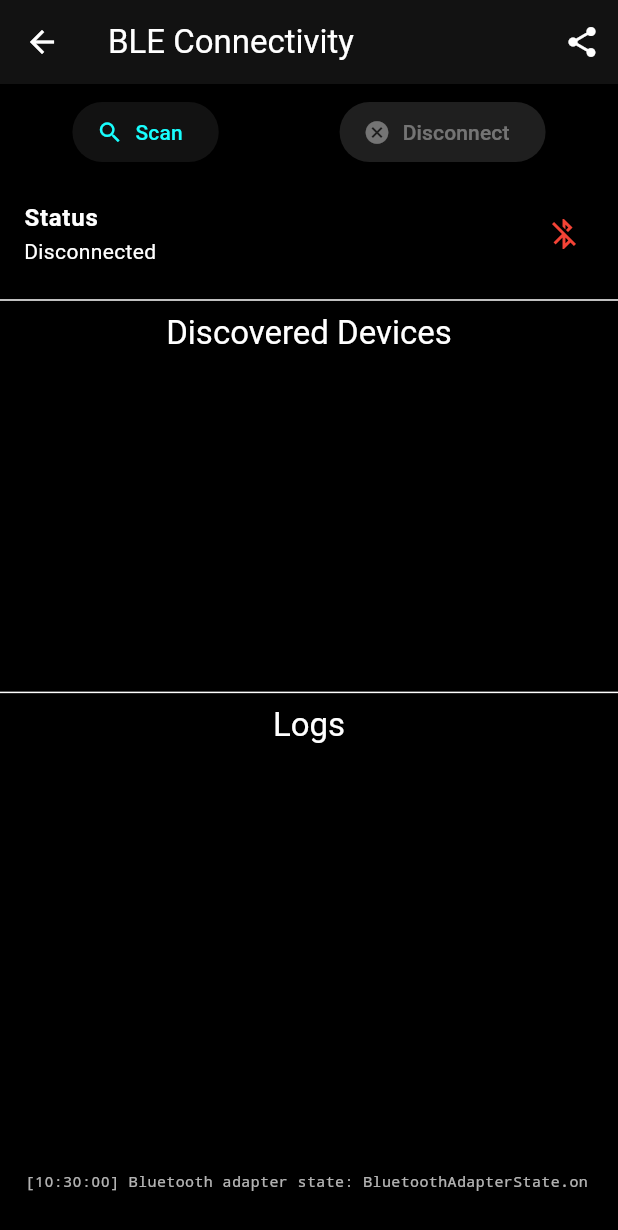
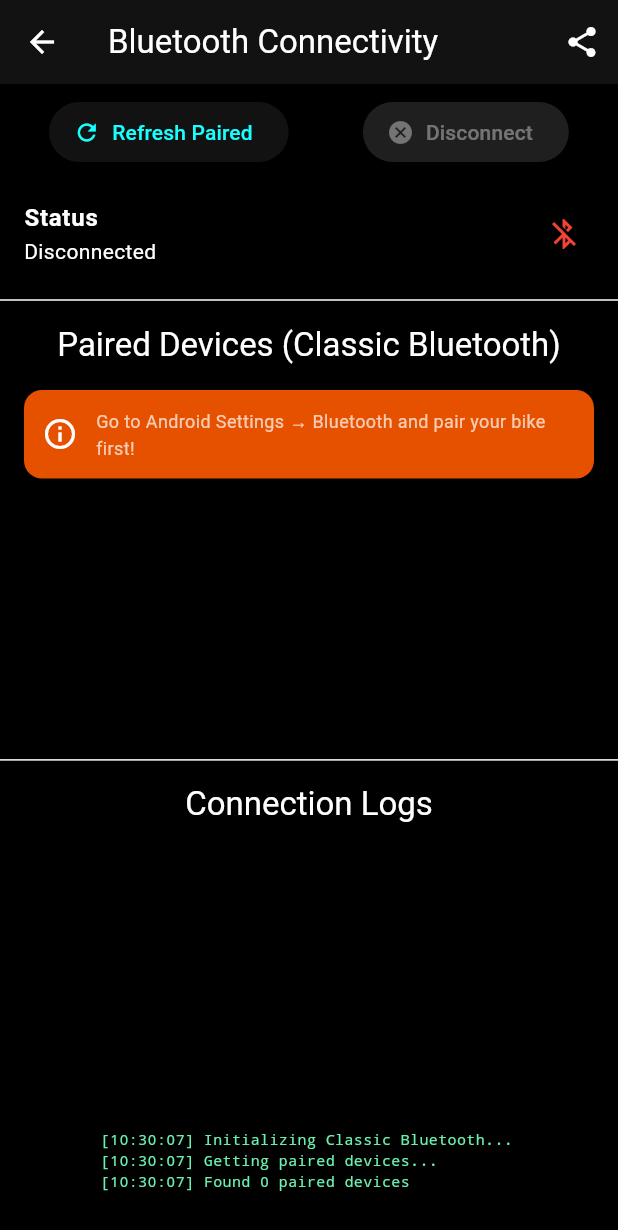
Before and after one commit to ARZY112/YezdiAdventureDashboard, a Flutter app: the ConnectivityScreen screen opened directly, on a phone screen of 412 x 824 dp. Shown: the top 1230 px of the screen. Run offline on Flutter 3.47's test engine with Material 3 defaults, Android fonts, the phone set to English and light mode, and no system bars; our stand-ins replace flutter_blue_plus, flutter_bluetooth_serial, google_maps_flutter, permission_handler.

Commit message:
Update connectivity_screen.dart

```diff
--- a/lib/screens/connectivity_screen.dart
+++ b/lib/screens/connectivity_screen.dart
@@ -1,214 +1,134 @@
 import 'package:flutter/material.dart';
-import 'package:flutter/services.dart';
 import 'package:provider/provider.dart';
-import '../utils/ble_manager.dart';
+import 'package:flutter_bluetooth_serial/flutter_bluetooth_serial.dart';
+import '../utils/classic_bt_manager.dart';
 
 class ConnectivityScreen extends StatelessWidget {
   const ConnectivityScreen({Key? key}) : super(key: key);
 
   @override
   Widget build(BuildContext context) {
-    final bleManager = Provider.of<BLEManager>(context);
+    final btManager = Provider.of<ClassicBTManager>(context);
 
     return Scaffold(
       appBar: AppBar(
-        title: const Text('BLE Connectivity'),
+        title: const Text('Bluetooth Connectivity'),
         actions: [
           IconButton(
             icon: const Icon(Icons.share),
             tooltip: "Export Logs",
-            onPressed: bleManager.exportLogs,
+            onPressed: btManager.exportLogs,
           )
         ],
       ),
       body: Column(
         children: [
-          // Scan and Disconnect Buttons
+          // Refresh and Disconnect Buttons
           Padding(
             padding: const EdgeInsets.all(8.0),
             child: Row(
               mainAxisAlignment: MainAxisAlignment.spaceAround,
               children: [
                 ElevatedButton.icon(
-                  icon: const Icon(Icons.search),
-                  label: const Text('Scan'),
-                  onPressed: bleManager.isScanning ? null : bleManager.startScan,
+                  icon: const Icon(Icons.refresh),
+                  label: const Text('Refresh Paired'),
+                  onPressed: btManager.getPairedDevices,
                 ),
                 ElevatedButton.icon(
                   icon: const Icon(Icons.cancel),
                   label: const Text('Disconnect'),
-                  onPressed: bleManager.isConnected ? bleManager.disconnectFromDevice : null,
+                  onPressed: btManager.isConnected ? btManager.disconnect : null,
                 ),
               ],
             ),
           ),
 
-          // Scanning Progress Indicator
-          if (bleManager.isScanning) const LinearProgressIndicator(),
-
           // Connection Status
           ListTile(
             title: const Text("Status", style: TextStyle(fontWeight: FontWeight.bold)),
             subtitle: Text(
-              bleManager.isConnected
-                ? "Connected to ${bleManager.connectedDevice?.platformName ?? 'Unknown'}"
+              btManager.isConnected
+                ? "Connected via Classic Bluetooth"
                 : "Disconnected"
             ),
             trailing: Icon(
-              bleManager.isConnected ? Icons.bluetooth_connected : Icons.bluetooth_disabled,
-              color: bleManager.isConnected ? Colors.green : Colors.red,
+              btManager.isConnected ? Icons.bluetooth_connected : Icons.bluetooth_disabled,
+              color: btManager.isConnected ? Colors.green : Colors.red,
             ),
           ),
 
           const Divider(),
 
-          // === NEW: Discovered Services Section ===
-          if (bleManager.isConnected && bleManager.discoveredServiceUUIDs.isNotEmpty) ...[
-            ExpansionTile(
-              leading: const Icon(Icons.storage, color: Colors.cyanAccent, size: 20),
-              title: const Text(
-                '📦 Discovered Services',
-                style: TextStyle(fontSize: 14, fontWeight: FontWeight.bold),
+          // Paired Devices Section
+          Padding(
+            padding: const EdgeInsets.all(8.0),
+            child: Text(
+              "Paired Devices (Classic Bluetooth)",
+              style: Theme.of(context).textTheme.titleLarge
             ),
-              subtitle: Text(
-                '${bleManager.discoveredServiceUUIDs.length} services',
-                style: const TextStyle(fontSize: 11),
           ),
-              initiallyExpanded: true, // Auto-expand when connected
-              children: [
-                Container(
-                  constraints: const BoxConstraints(maxHeight: 150),
-                  padding: const EdgeInsets.symmetric(horizontal: 12, vertical: 8),
-                  color: Colors.grey[900],
-                  child: ListView.builder(
-                    shrinkWrap: true,
-                    itemCount: bleManager.discoveredServiceUUIDs.length,
-                    itemBuilder: (context, index) {
-                      final uuid = bleManager.discoveredServiceUUIDs[index];
-                      return Padding(
-                        padding: const EdgeInsets.symmetric(vertical: 2),
+
+          // Info card
+          if (btManager.pairedDevices.isEmpty)
+            Card(
+              margin: const EdgeInsets.symmetric(horizontal: 16, vertical: 8),
+              color: Colors.orange.shade900,
+              child: const Padding(
+                padding: EdgeInsets.all(12),
                 child: Row(
                   children: [
-                            const Icon(Icons.circle, size: 5, color: Colors.cyanAccent),
-                            const SizedBox(width: 8),
+                    Icon(Icons.info_outline, color: Colors.white),
+                    SizedBox(width: 12),
                     Expanded(
-                              child: SelectableText(
-                                uuid,
-                                style: const TextStyle(
-                                  fontSize: 10,
-                                  fontFamily: 'monospace',
-                                ),
-                              ),
-                            ),
-                            IconButton(
-                              icon: const Icon(Icons.copy, size: 14),
-                              padding: EdgeInsets.zero,
-                              constraints: const BoxConstraints(),
-                              onPressed: () {
-                                Clipboard.setData(ClipboardData(text: uuid));
-                                ScaffoldMessenger.of(context).showSnackBar(
-                                  const SnackBar(
-                                    content: Text('Service UUID copied!'),
-                                    duration: Duration(seconds: 1),
-                                  ),
-                                );
-                              },
-                            ),
-                          ],
-                        ),
-                      );
-                    },
+                      child: Text(
+                        'Go to Android Settings → Bluetooth and pair your bike first!',
+                        style: TextStyle(fontSize: 12),
                       ),
                     ),
                   ],
                 ),
-
-            ExpansionTile(
-              leading: const Icon(Icons.list_alt, color: Colors.amberAccent, size: 20),
-              title: const Text(
-                '📝 Characteristics',
-                style: TextStyle(fontSize: 14, fontWeight: FontWeight.bold),
-              ),
-              subtitle: Text(
-                '${bleManager.discoveredCharacteristicUUIDs.length} characteristics',
-                style: const TextStyle(fontSize: 11),
-              ),
-              initiallyExpanded: true,
-              children: [
-                Container(
-                  constraints: const BoxConstraints(maxHeight: 150),
-                  padding: const EdgeInsets.symmetric(horizontal: 12, vertical: 8),
-                  color: Colors.grey[900],
-                  child: ListView.builder(
-                    shrinkWrap: true,
-                    itemCount: bleManager.discoveredCharacteristicUUIDs.length,
-                    itemBuilder: (context, index) {
-                      final uuid = bleManager.discoveredCharacteristicUUIDs[index];
-                      return Padding(
-                        padding: const EdgeInsets.symmetric(vertical: 2),
-                        child: Row(
-                          children: [
-                            const Icon(Icons.circle, size: 5, color: Colors.amberAccent),
-                            const SizedBox(width: 8),
-                            Expanded(
-                              child: SelectableText(
-                                uuid,
-                                style: const TextStyle(
-                                  fontSize: 10,
-                                  fontFamily: 'monospace',
               ),
             ),
-                            ),
-                            IconButton(
-                              icon: const Icon(Icons.copy, size: 14),
-                              padding: EdgeInsets.zero,
-                              constraints: const BoxConstraints(),
-                              onPressed: () {
-                                Clipboard.setData(ClipboardData(text: uuid));
-                                ScaffoldMessenger.of(context).showSnackBar(
-                                  const SnackBar(
-                                    content: Text('Characteristic UUID copied!'),
-                                    duration: Duration(seconds: 1),
-                                  ),
-                                );
-                              },
-                            ),
-                          ],
-                        ),
-                      );
-                    },
-                  ),
-                ),
-              ],
-            ),
 
-            const Divider(),
-          ],
-
-          // Discovered Devices Section
-          Text("Discovered Devices", style: Theme.of(context).textTheme.titleLarge),
           Expanded(
             flex: 2,
             child: ListView.builder(
-              itemCount: bleManager.scanResults.length,
+              itemCount: btManager.pairedDevices.length,
               itemBuilder: (context, index) {
-                final result = bleManager.scanResults[index];
-                final deviceName = result.device.platformName.isEmpty
-                    ? "Unknown Device"
-                    : result.device.platformName;
+                final device = btManager.pairedDevices[index];
+                final deviceName = device.name ?? "Unknown Device";
                 final isYezdi = deviceName.toLowerCase().contains("yezdi") ||
+                               deviceName.toLowerCase().contains("my yezdi") ||
                                deviceName.toLowerCase().contains("adventure");
 
-                return ListTile(
+                return Card(
+                  margin: const EdgeInsets.symmetric(horizontal: 8, vertical: 4),
+                  color: isYezdi ? Colors.cyan.shade900 : Colors.grey.shade800,
+                  child: ListTile(
                     leading: Icon(
                       Icons.motorcycle,
-                    color: isYezdi ? Theme.of(context).colorScheme.primary : Colors.grey
+                      color: isYezdi ? Colors.cyanAccent : Colors.grey,
+                      size: 32,
                     ),
-                  title: Text(deviceName),
-                  subtitle: Text(result.device.remoteId.toString()),
-                  trailing: ElevatedButton(
-                    child: const Text('Connect'),
-                    onPressed: () => bleManager.connectToDevice(result.device),
+                    title: Text(
+                      deviceName,
+                      style: TextStyle(
+                        fontWeight: isYezdi ? FontWeight.bold : FontWeight.normal,
+                      ),
+                    ),
+                    subtitle: Text(
+                      device.address,
+                      style: const TextStyle(fontSize: 11, fontFamily: 'monospace'),
+                    ),
+                    trailing: ElevatedButton.icon(
+                      icon: const Icon(Icons.link, size: 16),
+                      label: const Text('Connect'),
+                      style: ElevatedButton.styleFrom(
+                        backgroundColor: isYezdi ? Colors.cyanAccent : null,
+                        foregroundColor: isYezdi ? Colors.black : null,
+                      ),
+                      onPressed: () => btManager.connectToDevice(device),
+                    ),
                   ),
                 );
               },
@@ -218,22 +138,31 @@ class ConnectivityScreen extends StatelessWidget {
           const Divider(),
 
           // Logs Section
-          Text("Logs", style: Theme.of(context).textTheme.titleLarge),
+          Padding(
+            padding: const EdgeInsets.all(8.0),
+            child: Text("Connection Logs", style: Theme.of(context).textTheme.titleLarge),
+          ),
           Expanded(
             flex: 3,
             child: Container(
-              color: Colors.black54,
-              margin: const EdgeInsets.all(8),
+              color: Colors.black87,
+              margin: const EdgeInsets.symmetric(horizontal: 8),
               padding: const EdgeInsets.all(8),
               child: SingleChildScrollView(
                 reverse: true,
                 child: SelectableText(
-                  bleManager.logs,
-                  style: const TextStyle(fontFamily: 'monospace', fontSize: 10),
+                  btManager.logs.isEmpty ? "[No logs yet]" : btManager.logs,
+                  style: const TextStyle(
+                    fontFamily: 'monospace',
+                    fontSize: 10,
+                    color: Colors.greenAccent,
                   ),
                 ),
               ),
-          )
+            ),
+          ),
+
+          const SizedBox(height: 8),
         ],
       ),
     );
```
Lines whose indentation alone changed are shown as unchanged.
